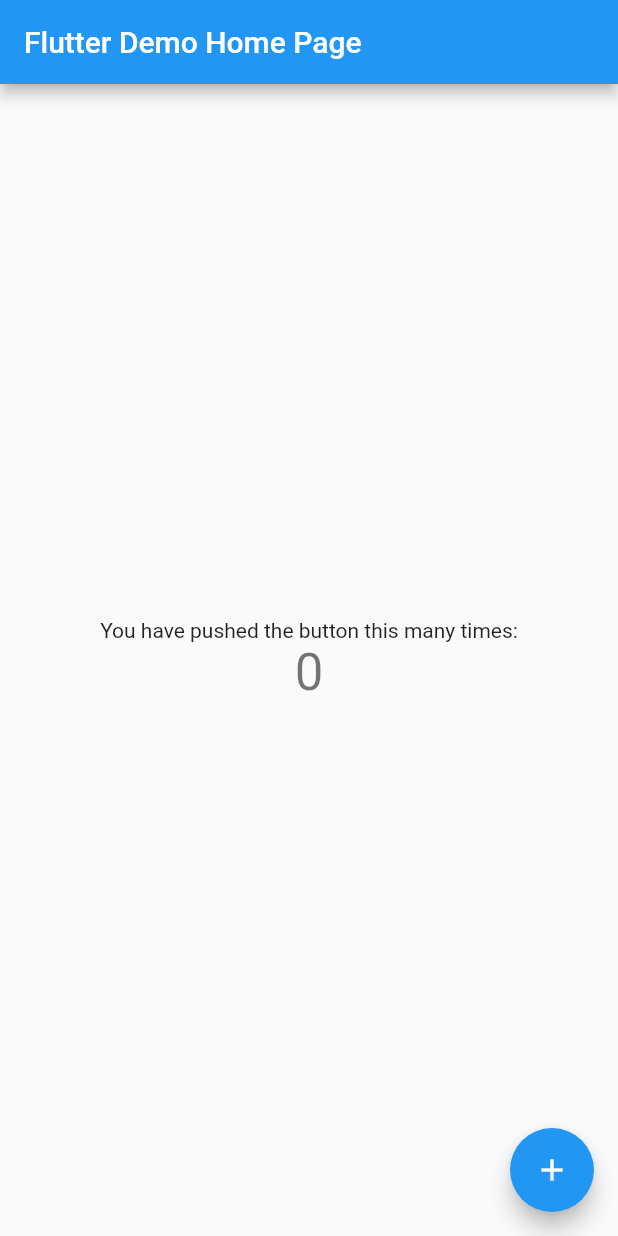
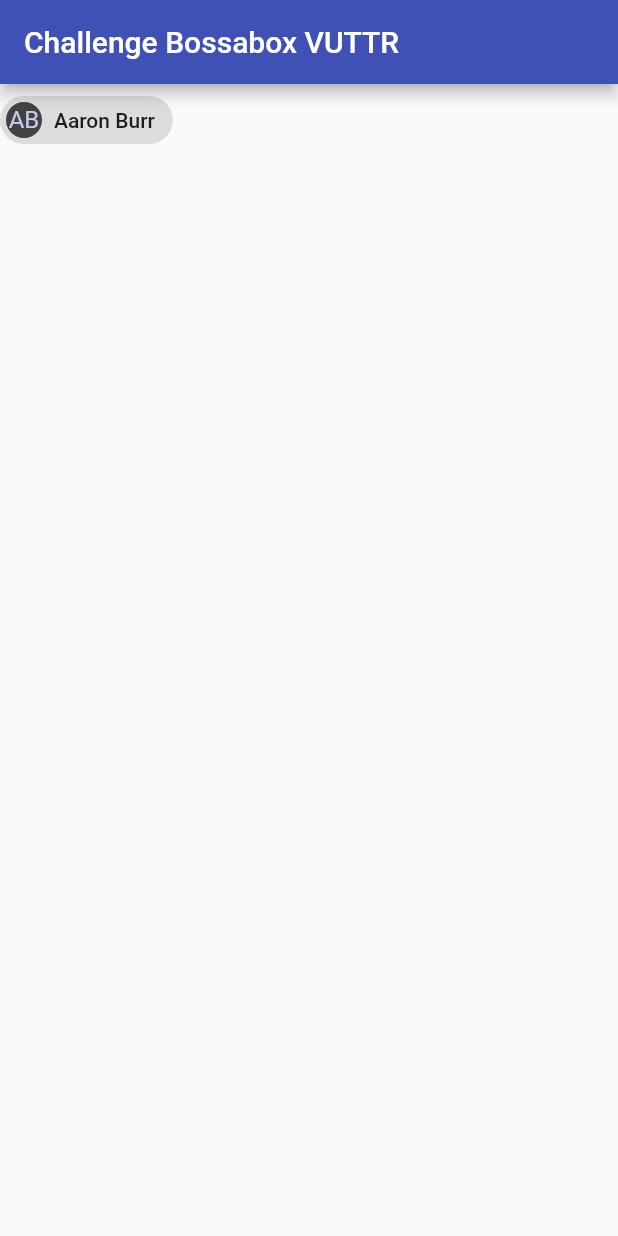
Before and after one commit to devleandrodias/bossabox_challenge_vuttr_app, a Flutter app: the screen it shows after launch, on a phone screen of 412 x 824 dp. Run offline on Flutter 3.47's test engine with Material 2 defaults, Android fonts, the phone set to English and light mode, and no system bars.

Commit message:
criando telas rotas p/ app challenge

```diff
--- a/lib/main.dart
+++ b/lib/main.dart
@@ -1,117 +1,27 @@
 import 'package:flutter/material.dart';
+import 'package:bossabox_app/utils/app_routes.dart';
+import 'package:bossabox_app/screens/tool_form_screen.dart';
+import 'package:bossabox_app/screens/tool_list_screen.dart';
+import 'package:bossabox_app/screens/tool_detail_screen.dart';
 
-void main() {
-  runApp(MyApp());
-}
+void main() => runApp(MyApp());
 
 class MyApp extends StatelessWidget {
-  // This widget is the root of your application.
   @override
   Widget build(BuildContext context) {
     return MaterialApp(
-      title: 'Flutter Demo',
+      title: 'VUTTR',
+      home: ToolFormScreen(),
+      debugShowCheckedModeBanner: false,
       theme: ThemeData(
-        // This is the theme of your application.
-        //
-        // Try running your application with "flutter run". You'll see the
-        // application has a blue toolbar. Then, without quitting the app, try
-        // changing the primarySwatch below to Colors.green and then invoke
-        // "hot reload" (press "r" in the console where you ran "flutter run",
-        // or simply save your changes to "hot reload" in a Flutter IDE).
-        // Notice that the counter didn't reset back to zero; the application
-        // is not restarted.
-        primarySwatch: Colors.blue,
-        // This makes the visual density adapt to the platform that you run
-        // the app on. For desktop platforms, the controls will be smaller and
-        // closer together (more dense) than on mobile platforms.
+        primarySwatch: Colors.indigo,
         visualDensity: VisualDensity.adaptivePlatformDensity,
       ),
-      home: MyHomePage(title: 'Flutter Demo Home Page'),
+      routes: {
+        AppRoutes.TOOL_LIST: (_) => ToolListScreen(),
+        AppRoutes.TOOL_FORM: (_) => ToolFormScreen(),
+        AppRoutes.TOOL_DETAIL: (_) => ToolDetailScreen(),
+      },
     );
   }
 }
-
-class MyHomePage extends StatefulWidget {
-  MyHomePage({Key key, this.title}) : super(key: key);
-
-  // This widget is the home page of your application. It is stateful, meaning
-  // that it has a State object (defined below) that contains fields that affect
-  // how it looks.
-
-  // This class is the configuration for the state. It holds the values (in this
-  // case the title) provided by the parent (in this case the App widget) and
-  // used by the build method of the State. Fields in a Widget subclass are
-  // always marked "final".
-
-  final String title;
-
-  @override
-  _MyHomePageState createState() => _MyHomePageState();
-}
-
-class _MyHomePageState extends State<MyHomePage> {
-  int _counter = 0;
-
-  void _incrementCounter() {
-    setState(() {
-      // This call to setState tells the Flutter framework that something has
-      // changed in this State, which causes it to rerun the build method below
-      // so that the display can reflect the updated values. If we changed
-      // _counter without calling setState(), then the build method would not be
-      // called again, and so nothing would appear to happen.
-      _counter++;
-    });
-  }
-
-  @override
-  Widget build(BuildContext context) {
-    // This method is rerun every time setState is called, for instance as done
-    // by the _incrementCounter method above.
-    //
-    // The Flutter framework has been optimized to make rerunning build methods
-    // fast, so that you can just rebuild anything that needs updating rather
-    // than having to individually change instances of widgets.
-    return Scaffold(
-      appBar: AppBar(
-        // Here we take the value from the MyHomePage object that was created by
-        // the App.build method, and use it to set our appbar title.
-        title: Text(widget.title),
-      ),
-      body: Center(
-        // Center is a layout widget. It takes a single child and positions it
-        // in the middle of the parent.
-        child: Column(
-          // Column is also a layout widget. It takes a list of children and
-          // arranges them vertically. By default, it sizes itself to fit its
-          // children horizontally, and tries to be as tall as its parent.
-          //
-          // Invoke "debug painting" (press "p" in the console, choose the
-          // "Toggle Debug Paint" action from the Flutter Inspector in Android
-          // Studio, or the "Toggle Debug Paint" command in Visual Studio Code)
-          // to see the wireframe for each widget.
-          //
-          // Column has various properties to control how it sizes itself and
-          // how it positions its children. Here we use mainAxisAlignment to
-          // center the children vertically; the main axis here is the vertical
-          // axis because Columns are vertical (the cross axis would be
-          // horizontal).
-          mainAxisAlignment: MainAxisAlignment.center,
-          children: <Widget>[
-            Text(
-              'You have pushed the button this many times:',
-            ),
-            Text(
-              '$_counter',
-              style: Theme.of(context).textTheme.headline4,
-            ),
-          ],
-        ),
-      ),
-      floatingActionButton: FloatingActionButton(
-        onPressed: _incrementCounter,
-        tooltip: 'Increment',
-        child: Icon(Icons.add),
-      ), // This trailing comma makes auto-formatting nicer for build methods.
-    );
-  }
-}
--- /dev/null
+++ b/lib/models/tool.dart
@@ -0,0 +1 @@
+class Tool {}
--- /dev/null
+++ b/lib/screens/tool_form_screen.dart
@@ -0,0 +1,20 @@
+import 'package:flutter/material.dart';
+
+class ToolFormScreen extends StatelessWidget {
+  @override
+  Widget build(BuildContext context) {
+    return Scaffold(
+      appBar: AppBar(
+        title: Text('Challenge Bossabox VUTTR'),
+      ),
+      body: Container(child: Chip(
+  avatar: CircleAvatar(
+    backgroundColor: Colors.grey.shade800,
+    child: Text('AB'),
+  ),
+  label: Text('Aaron Burr'),
+ ),
+    ),
+    );
+  }
+}
--- /dev/null
+++ b/lib/utils/app_routes.dart
@@ -0,0 +1,5 @@
+class AppRoutes {
+  static const TOOL_LIST = 'tool-list';
+  static const TOOL_FORM = 'tool-form';
+  static const TOOL_DETAIL = 'tool-detail';
+}
```
Also changed, not shown: lib/screens/tool_detail_screen.dart (added, +8 -0 lines), lib/screens/tool_list_screen.dart (added, +24 -0 lines).
